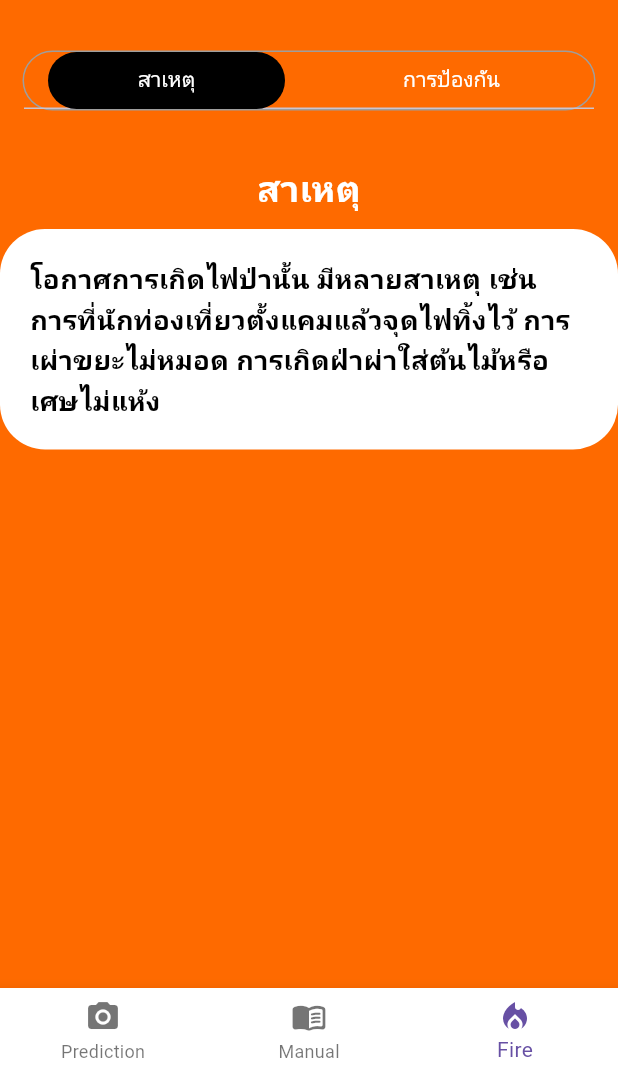
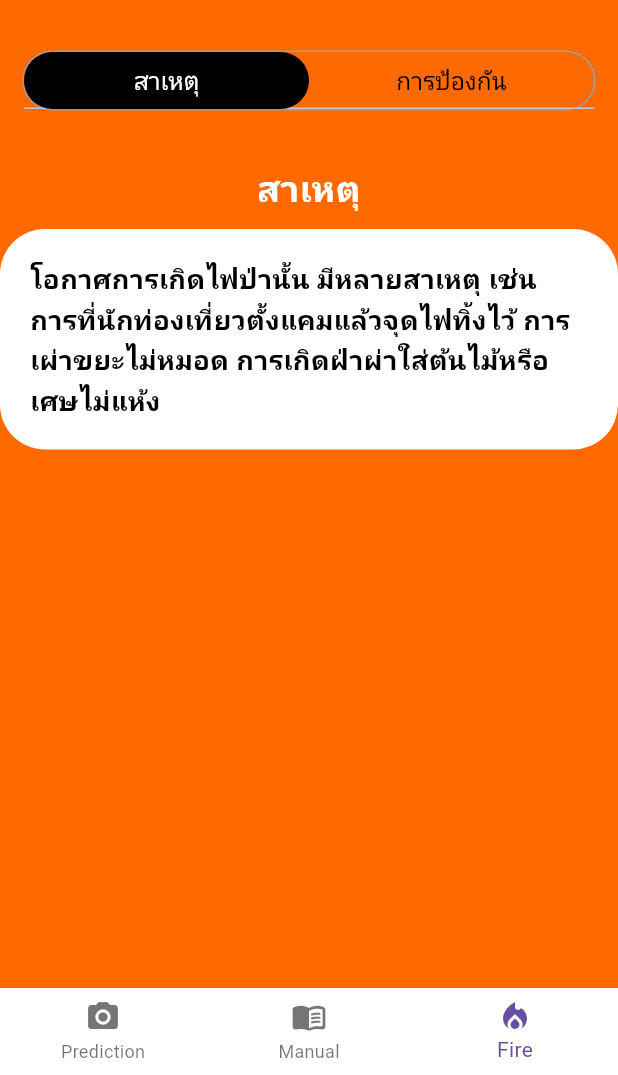
Before and after one commit to patpat46/FIRE_Smoke, a Flutter app: the screen it shows after launch, item 3 of the bottom bar chosen, on a phone screen of 412 x 824 dp, the part 161-1236 px from its top. Run offline on Flutter 3.47's test engine with Material 3 defaults, Android fonts, the phone set to English and light mode, and no system bars; our stand-ins replace image_picker; missing offline and left inert: flutter_phone_direct_caller, tflite.

Commit message:
ขอบtab

```diff
--- a/lib/screan/firepanicle.dart
+++ b/lib/screan/firepanicle.dart
@@ -51,15 +51,24 @@ class _FirePanicleState extends State<FirePanicle>
             child: Container(
               margin: const EdgeInsets.all(15),
               decoration: BoxDecoration(
-                borderRadius: BorderRadius.circular(30),
+                borderRadius: BorderRadius.circular(100),
                 border: Border.all(color: Colors.grey),
               ),
               child: TabBar(
                 physics: const ClampingScrollPhysics(),
+                indicatorSize:
+                    TabBarIndicatorSize.tab, // ให้ indicator ครอบคลุมแท็บ
                 indicator: BoxDecoration(
                   borderRadius: BorderRadius.circular(30),
                   color: const Color.fromARGB(255, 0, 0, 0),
                 ),
+                indicatorPadding: EdgeInsets.zero, // ปรับ indicator padding
+                indicatorWeight: 0.01, // ทำให้เส้น indicator บางที่สุด
+                padding: const EdgeInsets.symmetric(
+                    horizontal: 0), // ปรับขนาด padding ของ TabBar
+                labelColor: Colors.white, // สีของตัวอักษรที่ถูกเลือก
+                unselectedLabelColor:
+                    Colors.black, // สีของตัวอักษรที่ไม่ได้ถูกเลือก
                 tabs: const [
                   Tab(
                     child: Align(
@@ -67,7 +76,7 @@ class _FirePanicleState extends State<FirePanicle>
                       child: Text(
                         "สาเหตุ",
                         style: TextStyle(
-                          color: Color.fromARGB(255, 255, 255, 255),
+                          fontSize: 16,
                         ),
                       ),
                     ),
@@ -78,7 +87,7 @@ class _FirePanicleState extends State<FirePanicle>
                       child: Text(
                         "การป้องกัน",
                         style: TextStyle(
-                          color: Color.fromARGB(255, 255, 255, 255),
+                          fontSize: 16,
                         ),
                       ),
                     ),
```
